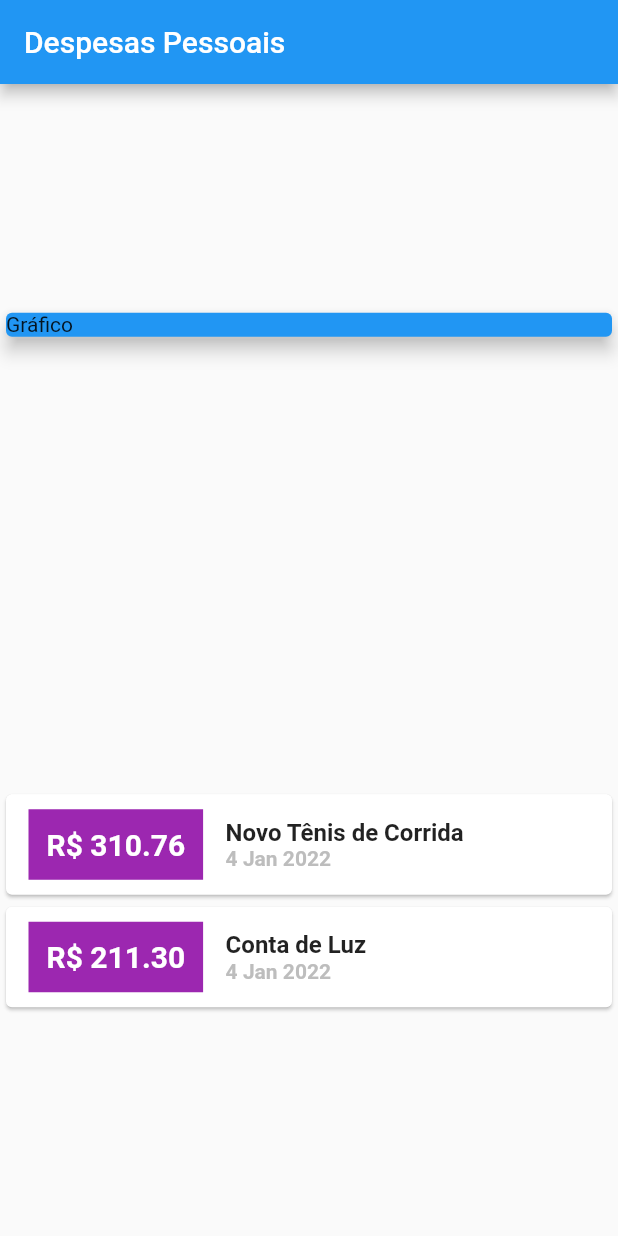
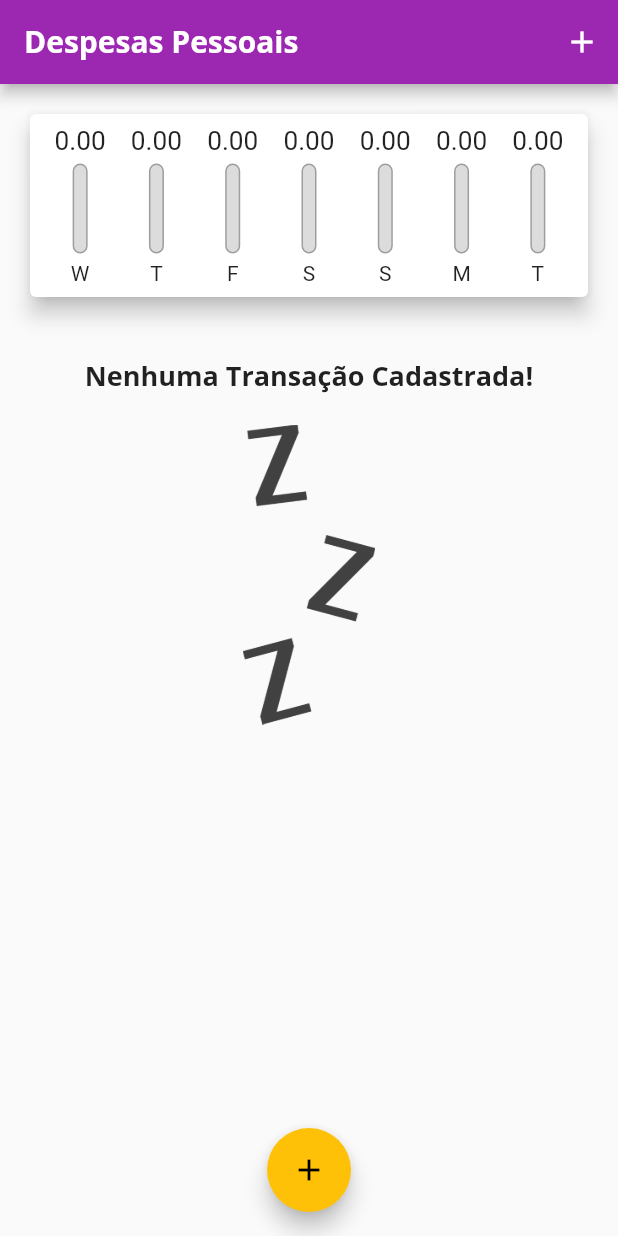
Before and after one commit to ZeusMoreira/expenses, a Flutter app: the screen it shows after launch, on a phone screen of 412 x 824 dp. Run offline on Flutter 3.47's test engine with Material 2 defaults, Android fonts, the phone set to English and light mode, and no system bars.

Commit message:
Projeto concluido

```diff
--- /dev/null
+++ b/lib/components/chart.dart
@@ -0,0 +1,64 @@
+import 'package:expenses/components/chart_bar.dart';
+import 'package:expenses/models/transaction.dart';
+import 'package:flutter/material.dart';
+import 'package:intl/intl.dart';
+
+class Chart extends StatelessWidget {
+  const Chart(this.recentTransaction, {Key? key}) : super(key: key);
+
+  final List<Transaction> recentTransaction;
+
+  List<Map<String, Object>> get groupedTransactions {
+    return List.generate(7, (index) {
+      final weekDay = DateTime.now().subtract(
+        Duration(days: index),
+      );
+
+      double totalSum = 0.0;
+
+      for (var i = 0; i < recentTransaction.length; i++) {
+        bool sameDay = recentTransaction[i].date.day == weekDay.day;
+        bool sameMonth = recentTransaction[i].date.month == weekDay.month;
+        bool sameYear = recentTransaction[i].date.year == weekDay.year;
+
+        if (sameDay && sameMonth && sameYear) {
+          totalSum += recentTransaction[i].value;
+        }
+      }
+
+      return {'day': DateFormat.E().format(weekDay)[0], 'value': totalSum};
+    }).reversed.toList();
+  }
+
+  double get _weekTotalValue {
+    return groupedTransactions.fold(0.0, (sum, tr) {
+      return sum + (tr['value'] as double);
+    });
+  }
+
+  @override
+  Widget build(BuildContext context) {
+    groupedTransactions;
+    return Card(
+      elevation: 6,
+      margin: const EdgeInsets.all(20),
+      child: Padding(
+        padding: const EdgeInsets.all(8.0),
+        child: Row(
+          mainAxisAlignment: MainAxisAlignment.spaceAround,
+          children: groupedTransactions.map((tr) {
+            return Flexible(
+              fit: FlexFit.tight,
+              child: ChartBar(
+                  label: tr['day'].toString(),
+                  value: tr['value'] as double,
+                  percentage: _weekTotalValue == 0
+                      ? 0
+                      : (tr['value'] as double) / _weekTotalValue),
+            );
+          }).toList(),
+        ),
+      ),
+    );
+  }
+}
--- /dev/null
+++ b/lib/components/chart_bar.dart
@@ -0,0 +1,51 @@
+import 'package:flutter/material.dart';
+
+class ChartBar extends StatelessWidget {
+  final double value;
+  final String label;
+  final double percentage;
+
+  ChartBar(
+      {required this.value, required this.label, required this.percentage});
+
+  @override
+  Widget build(BuildContext context) {
+    return Column(
+      children: [
+        Container(
+            height: 20,
+            child: FittedBox(child: Text('${value.toStringAsFixed(2)}'))),
+        SizedBox(height: 5),
+        Container(
+          height: 60,
+          width: 10,
+          child: Stack(
+            alignment: Alignment.bottomCenter,
+            children: [
+              Container(
+                decoration: BoxDecoration(
+                  border: Border.all(
+                    color: Colors.grey,
+                    width: 1.0,
+                  ),
+                  color: Color.fromRGBO(220, 220, 220, 1),
+                  borderRadius: BorderRadius.circular(5),
+                ),
+              ),
+              FractionallySizedBox(
+                heightFactor: percentage,
+                child: Container(
+                  decoration: BoxDecoration(
+                      color: Theme.of(context).primaryColor,
+                      borderRadius: BorderRadius.circular(5)),
+                ),
+              )
+            ],
+          ),
+        ),
+        SizedBox(height: 5),
+        Text(label)
+      ],
+    );
+  }
+}
--- /dev/null
+++ b/lib/components/transaction_list.dart
@@ -0,0 +1,69 @@
+import 'package:flutter/material.dart';
+import 'package:intl/intl.dart';
+import '../models/transaction.dart';
+
+class TransactionList extends StatelessWidget {
+  late final List<Transaction> transactions;
+  late final void Function(String) onRemove;
+
+  TransactionList(this.transactions, this.onRemove);
+
+  @override
+  Widget build(BuildContext context) {
+    return Container(
+      height: 495,
+      child: transactions.isEmpty
+          ? Column(
+              children: [
+                SizedBox(
+                  height: 20,
+                ),
+                Text(
+                  'Nenhuma Transação Cadastrada!',
+                  style: Theme.of(context).textTheme.headline6,
+                ),
+                SizedBox(height: 20),
+                Container(
+                  height: 200,
+                  child: Image.asset(
+                    'assets/images/waiting.png',
+                    fit: BoxFit.cover,
+                  ),
+                )
+              ],
+            )
+          : ListView.builder(
+              itemCount: transactions.length,
+              itemBuilder: (ctx, index) {
+                final tr = transactions[index];
+                return Card(
+                  elevation: 5,
+                  margin: EdgeInsets.symmetric(
+                    vertical: 8,
+                    horizontal: 5,
+                  ),
+                  child: ListTile(
+                    leading: CircleAvatar(
+                      radius: 30,
+                      child: Padding(
+                        padding: const EdgeInsets.all(6.0),
+                        child: FittedBox(child: Text('R\$${tr.value}')),
+                      ),
+                    ),
+                    title: Text(
+                      tr.title,
+                      style: Theme.of(context).textTheme.headline6,
+                    ),
+                    subtitle: Text(DateFormat('d MMM y').format(tr.date)),
+                    trailing: IconButton(
+                      icon: Icon(Icons.delete),
+                      color: Theme.of(context).errorColor,
+                      onPressed: () => onRemove(tr.id),
+                    ),
+                  ),
+                );
+              },
+            ),
+    );
+  }
+}
--- a/lib/main.dart
+++ b/lib/main.dart
@@ -1,6 +1,9 @@
+import 'package:flutter/material.dart';
+import 'components/chart.dart';
+import 'components/transaction_form.dart';
+import 'dart:math';
+import 'package:expenses/components/transaction_list.dart';
 import 'package:expenses/models/transaction.dart';
-import 'package:flutter/material.dart';
-import 'package:intl/intl.dart';
 
 main() => runApp(const ExpensesApp());
 
@@ -13,100 +16,101 @@ class ExpensesApp extends StatelessWidget {
     return MaterialApp(
       debugShowCheckedModeBanner: false,
       home: MyHomePage(),
+      theme: ThemeData(
+        primarySwatch: Colors.purple,
+        accentColor: Colors.amber,
+        fontFamily: 'Quicksand',
+        textTheme: ThemeData.light().textTheme.copyWith(
+              headline6: const TextStyle(
+                fontFamily: 'OpenSans',
+                fontSize: 18,
+                fontWeight: FontWeight.bold,
+              ),
+            ),
+        appBarTheme: AppBarTheme(
+          textTheme: ThemeData.light().textTheme.copyWith(
+                headline6: const TextStyle(
+                  fontFamily: 'OpenSans',
+                  fontSize: 20,
+                  fontWeight: FontWeight.bold,
+                ),
+              ),
+        ),
+      ),
     );
   }
 }
 
 // Aqui definimos nossa MyHomePage inicial
-class MyHomePage extends StatelessWidget {
-  MyHomePage({Key? key}) : super(key: key);
+class MyHomePage extends StatefulWidget {
+  @override
+  State<MyHomePage> createState() => _MyHomePageState();
+}
 
-  final _transactions = [
-    Transaction(
-      id: 't1',
-      title: 'Novo Tênis de Corrida',
-      value: 310.76,
-      date: DateTime.now(),
-    ),
-    Transaction(
-      id: 't2',
-      title: 'Conta de Luz',
-      value: 211.30,
-      date: DateTime.now(),
-    ),
-  ];
+class _MyHomePageState extends State<MyHomePage> {
+  final List<Transaction> _transactions = [];
+
+  List<Transaction> get _recentTransactions {
+    return _transactions.where((tr) {
+      return tr.date.isAfter(DateTime.now().subtract(
+        Duration(days: 7),
+      ));
+    }).toList();
+  }
+
+  _addTransaction(String title, double value, DateTime date) {
+    final newTransaction = Transaction(
+        id: Random().nextDouble().toString(),
+        title: title,
+        value: value,
+        date: date);
+    setState(() {
+      _transactions.add(newTransaction);
+    });
+    Navigator.of(context).pop();
+  }
+
+  _removeTransaction(String id) {
+    setState(() {
+      _transactions.removeWhere((tr) => tr.id == id);
+    });
+  }
+
+  _openTransactionFormModal(BuildContext context) {
+    showModalBottomSheet(
+      context: context,
+      builder: (_) {
+        return TransactionForm(_addTransaction);
+      },
+    );
+  }
 
   @override
   Widget build(BuildContext context) {
     return Scaffold(
       appBar: AppBar(
         title: const Text('Despesas Pessoais'),
-      ),
-      body: Column(
-        mainAxisAlignment: MainAxisAlignment.spaceAround,
-        crossAxisAlignment: CrossAxisAlignment.stretch,
-        children: [
-          Container(
-            width: double.infinity,
-            child: const Card(
-              color: Colors.blue,
-              child: Text('Gráfico'),
-              elevation: 5,
-            ),
-          ),
-          Column(
-            children: _transactions.map((tr) {
-              return Card(
-                child: Row(
-                  mainAxisAlignment: MainAxisAlignment.start,
-                  crossAxisAlignment: CrossAxisAlignment.center,
-                  children: [
-                    Container(
-                      margin: const EdgeInsets.symmetric(
-                          horizontal: 15, vertical: 10),
-                      decoration: BoxDecoration(
-                        border: Border.all(
-                            color: Colors.purple,
-                            width: 2,
-                        ),
-                        color: Colors.purple,
-                      ),
-                      padding: const EdgeInsets.all(10),
-                      child: Text(
-                        "R\$ ${tr.value.toStringAsFixed(2)}",
-                        style: const TextStyle(
-                          fontWeight: FontWeight.bold,
-                          fontSize: 20,
-                          color: Colors.white,
-                        ),
-                      ),
-                    ),
-                    Column(
-                      crossAxisAlignment: CrossAxisAlignment.start,
-                      children: [
-                        Text(
-                          tr.title,
-                          style: const TextStyle(
-                            fontSize: 16,
-                            fontWeight: FontWeight.bold,
-                          ),
-                        ),
-                        Text(
-                          DateFormat('d MMM y').format(tr.date),
-                          style: TextStyle(
-                            fontWeight: FontWeight.bold,
-                            color: Colors.grey[400],
-                          ),
-                        ),
-                      ],
-                    ),
-                  ],
-                ),
-              );
-            }).toList(),
+        actions: [
+          IconButton(
+            onPressed: () => _openTransactionFormModal(context),
+            icon: Icon(Icons.add),
           )
         ],
       ),
+      body: SingleChildScrollView(
+        child: Column(
+          crossAxisAlignment: CrossAxisAlignment.stretch,
+          children: [
+            Chart(_recentTransactions),
+            TransactionList(_transactions, _removeTransaction),
+          ],
+        ),
+      ),
+      floatingActionButton: FloatingActionButton(
+        child: const Icon(Icons.add),
+        onPressed: () => _openTransactionFormModal(context),
+      ),
+      floatingActionButtonLocation: FloatingActionButtonLocation.centerFloat,
     );
   }
 }
```
Also changed, not shown: lib/components/transaction_form.dart (added, +99 -0 lines), pubspec.yaml (+13 -8 lines), assets/fonts/OpenSans-Bold.ttf (added), assets/fonts/OpenSans-Regular.ttf (added), assets/fonts/Quicksand-Bold.ttf (added), assets/fonts/Quicksand-Light.ttf (added), assets/fonts/Quicksand-Medium.ttf (added), assets/fonts/Quicksand-Regular.ttf (added), assets/images/waiting.png (added).
